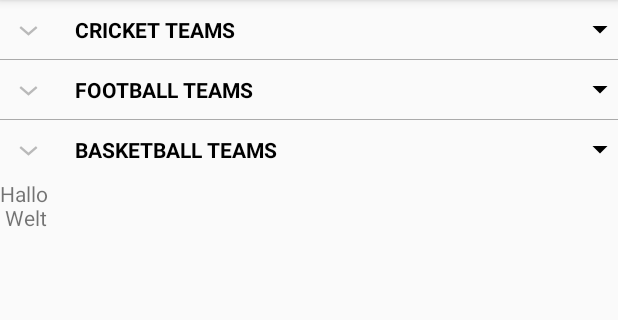
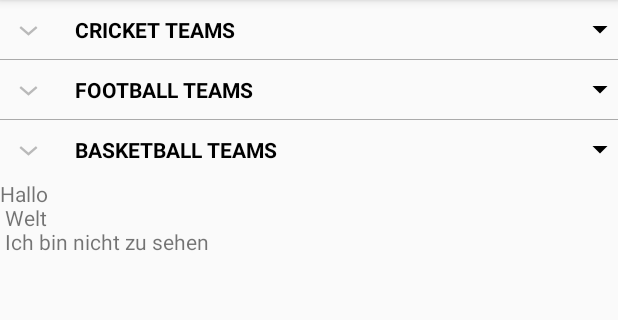
Before and after one commit to mentalfear/ExpandableListExample, an Android app: the screen it shows after launch (MainActivity), on a phone screen of 412 x 824 dp, the part 84-404 px from its top. Run offline under Robolectric (Android 15) with nearby library versions, the phone set to English and light mode, and no system bars.

Commit message:
Test Commit Anzeigen von dingen drunter noch

```diff
--- a/app/src/main/java/com/example/expandablelistexample/MainActivity.java
+++ b/app/src/main/java/com/example/expandablelistexample/MainActivity.java
@@ -29,9 +29,8 @@ public class MainActivity extends AppCompatActivity {
 
         setExpList();
 
-
         TextView testView = findViewById(R.id.setText);
-        testView.setText("Hallo \n Welt");
+        testView.setText("Hallo \n Welt \n Ich bin nicht zu sehen");
     }
 
     private void setExpList(){
--- a/app/src/main/res/layout/activity_main.xml
+++ b/app/src/main/res/layout/activity_main.xml
@@ -1,14 +1,16 @@
 <?xml version="1.0" encoding="utf-8"?>
-<LinearLayout
-    xmlns:android="http://schemas.android.com/apk/res/android"
+<LinearLayout xmlns:android="http://schemas.android.com/apk/res/android"
+    xmlns:app="http://schemas.android.com/apk/res-auto"
     xmlns:tools="http://schemas.android.com/tools"
-    xmlns:app="http://schemas.android.com/apk/res-auto"
     android:layout_width="match_parent"
     android:layout_height="match_parent"
     android:orientation="vertical"
     tools:context=".MainActivity">
 
-
+    <LinearLayout
+        android:layout_width="wrap_content"
+        android:layout_height="wrap_content"
+        android:orientation="vertical">
 
         <ExpandableListView
             android:id="@+id/expandableListView"
@@ -20,6 +22,10 @@
 
         </ExpandableListView>
 
+
+    </LinearLayout>
+
+
     <TextView
         android:id="@+id/setText"
         android:layout_width="match_parent"
@@ -30,5 +36,4 @@
     </TextView>
 
 
-
 </LinearLayout>
```
Also changed, not shown: app/src/main/res/layout/child.xml (indentation only). Lines whose indentation alone changed are shown as unchanged.
